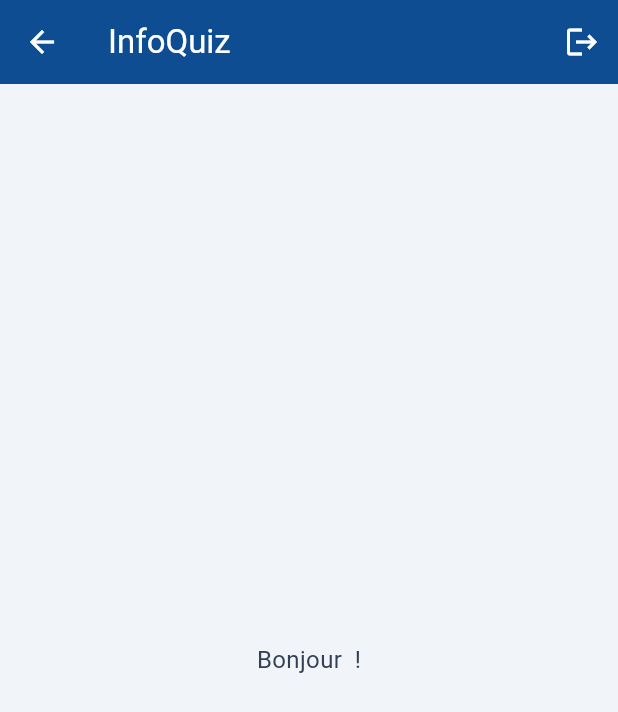
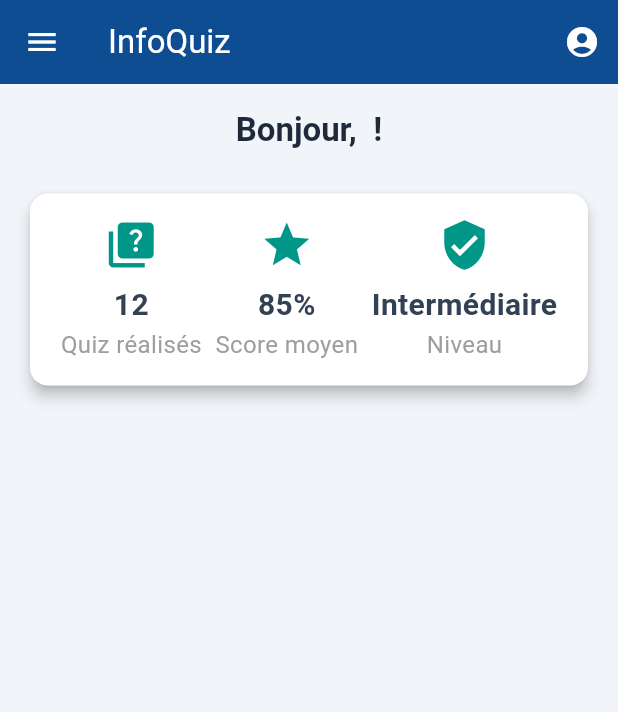
Before and after one commit to Proluk02/infoquiz, a Flutter app: the HomeScreen screen opened by its route, on a phone screen of 412 x 824 dp. Shown: the top 712 px of the screen. Run offline on Flutter 3.47's test engine with Material 3 defaults, Android fonts, the phone set to English and light mode, and no system bars; our stand-ins replace firebase_auth, firebase_core; accounts and stored records are empty.

Commit message:
✅ Finalisation du rebase : mise à jour des fichiers générés et écran d'accueil

```diff
--- a/lib/screens/home_screen.dart
+++ b/lib/screens/home_screen.dart
@@ -1,27 +1,161 @@
 import 'package:flutter/material.dart';
 import '/services/auth_service.dart';
 
-class HomeScreen extends StatelessWidget {
+class HomeScreen extends StatefulWidget {
   const HomeScreen({super.key});
 
   @override
+  State<HomeScreen> createState() => _HomeScreenState();
+}
+
+class _HomeScreenState extends State<HomeScreen> {
+  final user = AuthService().currentUser;
+
+  // Fonction pour déconnexion et retour à la page de connexion
+  Future<void> _signOut() async {
+    await AuthService().signOut();
+    Navigator.pushNamedAndRemoveUntil(context, '/', (route) => false);
+  }
+
+  @override
   Widget build(BuildContext context) {
-    final user = AuthService().currentUser;
+    if (user == null) {
+      // En attente de l'utilisateur (chargement)
+      return const Scaffold(body: Center(child: CircularProgressIndicator()));
+    }
 
     return Scaffold(
       appBar: AppBar(
         title: const Text('InfoQuiz'),
+        leading: Builder(
+          builder:
+              (context) => IconButton(
+                icon: const Icon(Icons.menu),
+                onPressed: () => Scaffold.of(context).openDrawer(),
+                tooltip: 'Menu',
+              ),
+        ),
         actions: [
-          IconButton(
-            icon: const Icon(Icons.logout),
-            onPressed: () async {
-              await AuthService().signOut();
-              Navigator.pushReplacementNamed(context, '/');
+          PopupMenuButton<String>(
+            icon: const Icon(Icons.account_circle),
+            onSelected: (value) {
+              if (value == 'logout') {
+                _signOut();
+              } else if (value == 'profile') {
+                // Exemple : navigation vers profil
+                Navigator.pushNamed(context, '/profile');
+              }
+            },
+            itemBuilder: (BuildContext context) {
+              return [
+                PopupMenuItem(
+                  value: 'profile',
+                  child: Text('Profil (${user?.email})'),
+                ),
+                const PopupMenuDivider(),
+                const PopupMenuItem(
+                  value: 'logout',
+                  child: Text('Se déconnecter'),
+                ),
+              ];
             },
           ),
         ],
       ),
-      body: Center(child: Text('Bonjour ${user?.email ?? 'utilisateur'} !')),
+
+      // Drawer latéral (sidebar)
+      drawer: Drawer(
+        child: ListView(
+          padding: EdgeInsets.zero,
+          children: [
+            UserAccountsDrawerHeader(
+              accountName: Text(user?.displayName ?? 'Utilisateur'),
+              accountEmail: Text(user?.email ?? ''),
+              currentAccountPicture: CircleAvatar(
+                child: Text(
+                  (user?.email ?? '').isNotEmpty
+                      ? user!.email![0].toUpperCase()
+                      : 'U',
+                  style: const TextStyle(fontSize: 40),
+                ),
+              ),
+              decoration: const BoxDecoration(color: Colors.teal),
+            ),
+            ListTile(
+              leading: const Icon(Icons.home),
+              title: const Text('Accueil'),
+              onTap: () {
+                Navigator.pop(context);
+              },
+            ),
+            ListTile(
+              leading: const Icon(Icons.quiz),
+              title: const Text('Quiz'),
+              onTap: () {
+                Navigator.pop(context);
+                Navigator.pushNamed(context, '/quiz');
+              },
+            ),
+            ListTile(
+              leading: const Icon(Icons.settings),
+              title: const Text('Paramètres'),
+              onTap: () {
+                Navigator.pop(context);
+                Navigator.pushNamed(context, '/settings');
+              },
+            ),
+          ],
+        ),
+      ),
+
+      body: Padding(
+        padding: const EdgeInsets.all(16.0),
+        child: Column(
+          children: [
+            Text(
+              'Bonjour, ${user?.email} !',
+              style: Theme.of(context).textTheme.headlineSmall,
+            ),
+            const SizedBox(height: 24),
+
+            // Exemple de tableau de bord simple
+            Card(
+              elevation: 4,
+              child: Padding(
+                padding: const EdgeInsets.all(16.0),
+                child: Row(
+                  mainAxisAlignment: MainAxisAlignment.spaceAround,
+                  children: [
+                    _buildDashboardItem(Icons.quiz, 'Quiz réalisés', '12'),
+                    _buildDashboardItem(Icons.star, 'Score moyen', '85%'),
+                    _buildDashboardItem(
+                      Icons.verified_user,
+                      'Niveau',
+                      'Intermédiaire',
+                    ),
+                  ],
+                ),
+              ),
+            ),
+          ],
+        ),
+      ),
+    );
+  }
+
+  // Widget réutilisable pour les stats du tableau de bord
+  Widget _buildDashboardItem(IconData icon, String label, String value) {
+    return Column(
+      mainAxisSize: MainAxisSize.min,
+      children: [
+        Icon(icon, size: 36, color: Colors.teal),
+        const SizedBox(height: 8),
+        Text(
+          value,
+          style: const TextStyle(fontSize: 20, fontWeight: FontWeight.bold),
+        ),
+        Text(label, style: const TextStyle(color: Colors.grey)),
+      ],
     );
   }
 }
```
Also changed, not shown: lib/assets/icons/google_logo.svg (added).
